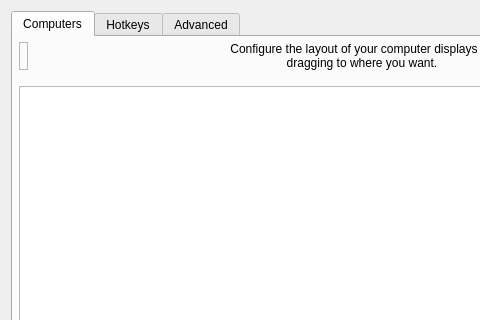
Qt form src/lib/gui/dialogs/ServerConfigDialog.ui (TNaAIsi/deskflow) before a commit; both pictures show x 0 to 480 and y 0 to 320 of the 724 by 609 pixel window.
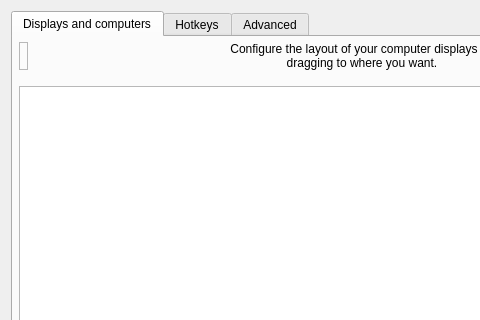
The same form after that commit. Icons and pictures are not drawn. Custom widgets are drawn as their Qt base class.

Commit message: fix: unify display layout authority and computer configuration

```diff
--- a/src/lib/gui/dialogs/ServerConfigDialog.ui
+++ b/src/lib/gui/dialogs/ServerConfigDialog.ui
@@ -24,7 +24,7 @@
     <widget class="QTabWidget" name="tabWidget">
      <widget class="QWidget" name="tabComputers">
       <attribute name="title">
-       <string>Computers</string>
+       <string>Displays and computers</string>
       </attribute>
       <layout class="QVBoxLayout">
        <property name="leftMargin">
```
The commit also changes 28 other files.
